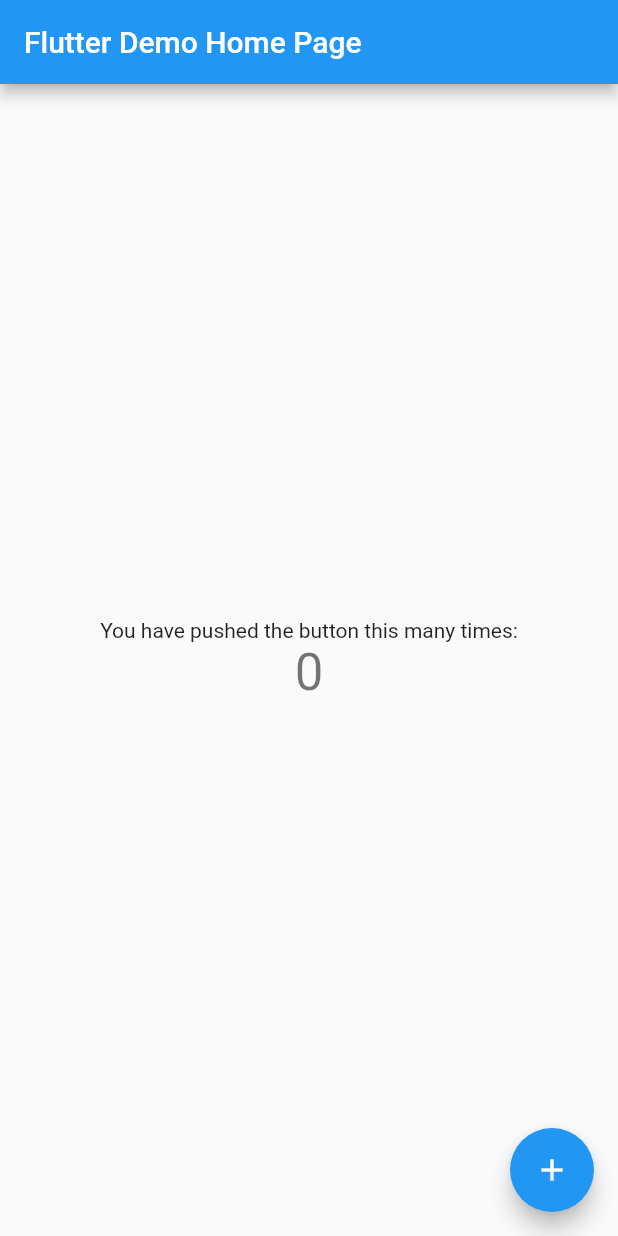
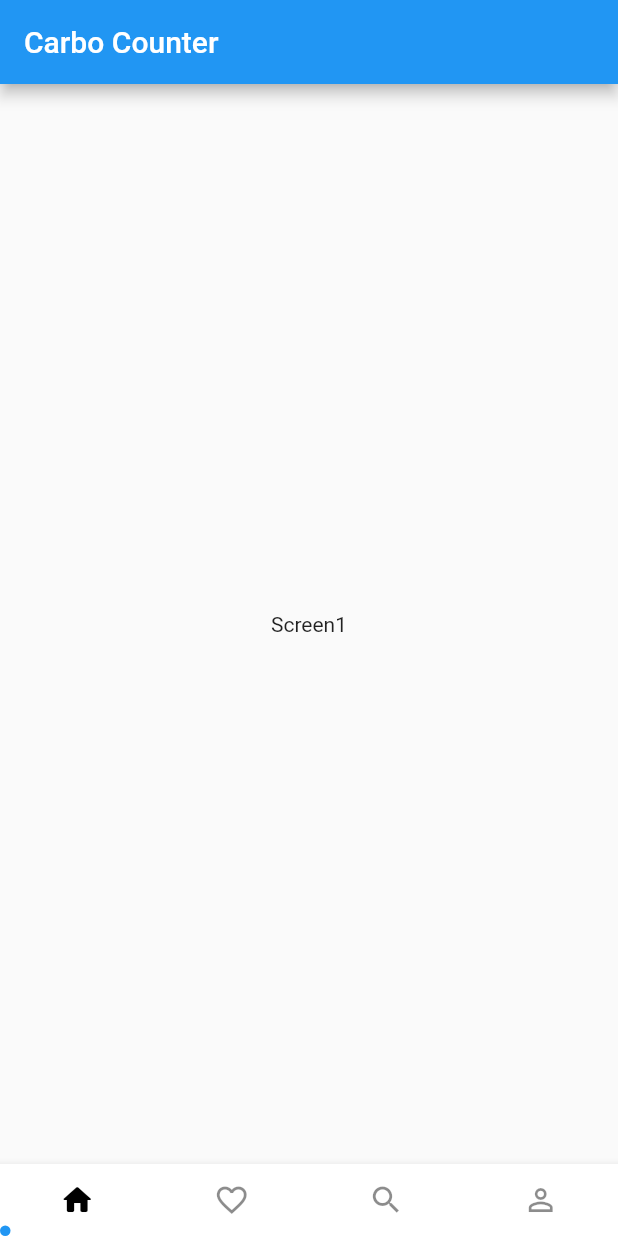
Before and after one commit to BodeaPeGitHub/CarboCounterFrontend, a Flutter app: the screen it shows after launch, on a phone screen of 412 x 824 dp. Run offline on Flutter 3.47's test engine with Material 2 defaults, Android fonts, the phone set to English and light mode, and no system bars.

Commit message:
bottom menu

```diff
--- /dev/null
+++ b/lib/bottom_menu/menu_style.dart
@@ -0,0 +1,32 @@
+import 'package:carbo_counter_frontend/bottom_menu/utils.dart';
+import 'package:flutter/material.dart';
+
+class MoonyNavStyle {
+  Color activeColor;
+  Color color;
+  Color indicatorColor;
+  Color backgroundColor;
+
+  IndicatorPosition indicatorPosition;
+  IndicatorType indicatorType;
+
+  double marginLeft;
+  double marginRight;
+  double marginBottom;
+  double elevation;
+  BorderRadius? borderRadius;
+
+  MoonyNavStyle(
+      {this.activeColor = Colors.black,
+        this.color = Colors.black45,
+        this.indicatorPosition = IndicatorPosition.TOP,
+        this.indicatorType = IndicatorType.POINT,
+        this.indicatorColor = Colors.blue,
+        this.backgroundColor = Colors.white,
+        this.marginBottom = 0,
+        this.marginLeft = 0,
+        this.marginRight = 0,
+        this.elevation = 5,
+        this.borderRadius
+      });
+}
--- /dev/null
+++ b/lib/bottom_menu/nav_bar.dart
@@ -0,0 +1,150 @@
+import 'package:carbo_counter_frontend/bottom_menu/utils.dart';
+import 'package:flutter/material.dart';
+
+import 'menu_style.dart';
+import 'nav_bar_item.dart';
+import 'nav_button.dart';
+
+class MoonyNavigationBar extends StatefulWidget {
+  final List<NavigationBarItem> items;
+  final MoonyNavStyle style;
+
+  MoonyNavigationBar({required this.items, required this.style, Key? key})
+      : super(key: key);
+
+  @override
+  State<StatefulWidget> createState() => _MoonyNavigationBarState();
+}
+
+class _MoonyNavigationBarState extends State<MoonyNavigationBar> {
+  GlobalKey _keyNavigationBar = GlobalKey();
+
+  double _numPositionBase = 0,
+      _numDifferenceBase = 0,
+      _positionLeftIndicator = 0,
+      _positionBottomIndicator = 0;
+
+  int _indexPageSelected = 0;
+
+  MoonyNavStyle _style = MoonyNavStyle();
+
+  late Color _indicatorColor = _style.indicatorColor;
+
+  @override
+  void initStat() {
+    WidgetsBinding.instance.addPostFrameCallback(_afterLayout);
+    super.initState();
+  }
+
+  _afterLayout(_) {
+    _setStyle();
+    _sizeCaculation();
+
+    setState(() {
+      _positionLeftIndicator = _numPositionBase - _numDifferenceBase;
+    });
+  }
+
+  _setStyle() {
+    _style = widget.style;
+
+    if (_style.indicatorColor == Colors.black) {
+      _style.indicatorColor = _style.activeColor;
+    }
+
+    _indicatorColor = _style.indicatorColor;
+  }
+
+  _sizeCaculation() {
+    //size calculation
+    final sizeNavigationBar =
+        (_keyNavigationBar.currentContext!.findRenderObject() as RenderBox)
+            .size;
+
+    _numPositionBase = ((sizeNavigationBar.width / widget.items.length));
+    _numDifferenceBase = (_numPositionBase -
+        (_numPositionBase / 2) +
+        (_style.indicatorType == IndicatorType.LINE ? 6 : 2));
+
+    // indicator position
+    _positionBottomIndicator =
+        _style.indicatorPosition == IndicatorPosition.BOTTOM
+            ? 2
+            : sizeNavigationBar.height - 6;
+  }
+
+  @override
+  Widget build(BuildContext context) => Container(
+        padding: EdgeInsets.fromLTRB(widget.style.marginLeft, 0,
+            widget.style.marginRight, widget.style.marginBottom),
+        child: Material(
+            elevation: widget.style.elevation,
+            borderRadius: _style.borderRadius,
+            color: _style.backgroundColor,
+            child: Container(
+              child: Stack(
+                key: _keyNavigationBar,
+                children: <Widget>[
+                  Padding(
+                    padding: EdgeInsets.only(bottom: 12, top: 12),
+                    child: Row(
+                        mainAxisAlignment: MainAxisAlignment.spaceAround,
+                        children: _createNavigationIconButtonList(
+                            widget.items.asMap())),
+                  ),
+                  AnimatedPositioned(
+                      child: getIndicator(),
+                      duration: Duration(milliseconds: 400),
+                      curve: Curves.fastOutSlowIn,
+                      left: _positionLeftIndicator,
+                      bottom: _positionBottomIndicator),
+                ],
+              ),
+            )),
+      );
+
+  List<NavigationButton> _createNavigationIconButtonList(
+      Map<int, NavigationBarItem> mapItem) {
+    List<NavigationButton> children = [];
+
+    mapItem.forEach((index, item) => children.add(NavigationButton(
+          (index == _indexPageSelected)
+              ? item.activeIcon ?? item.icon
+              : item.icon,
+          (index == _indexPageSelected)
+              ? item.activeIcon != null
+                  ? item.color
+                  : _style.activeColor
+              : _style.color,
+          item.onTap,
+          () {
+            _changeOptionBottomBar(index);
+            setState(() {
+              _indicatorColor = item.indicatorColor ?? _style.indicatorColor;
+            });
+          },
+        )));
+    return children;
+  }
+
+  void _changeOptionBottomBar(int indexPageSelected) {
+    if (indexPageSelected != _indexPageSelected) {
+      setState(() {
+        _positionLeftIndicator =
+            (_numPositionBase * (indexPageSelected + 1)) - _numDifferenceBase;
+      });
+      _indexPageSelected = indexPageSelected;
+    }
+  }
+
+  getIndicator() {
+    return _style.indicatorType == IndicatorType.POINT
+        ? CircleAvatar(radius: 3.5, backgroundColor: _indicatorColor)
+        : Container(
+            width: 12,
+            height: 2.5,
+            decoration: BoxDecoration(
+                borderRadius: BorderRadius.circular(2), color: _indicatorColor),
+          );
+  }
+}
--- /dev/null
+++ b/lib/bottom_menu/nav_bar_item.dart
@@ -0,0 +1,19 @@
+import 'package:flutter/material.dart';
+
+import 'utils.dart';
+
+
+class NavigationBarItem {
+  final IconData icon;
+  final NavigationButtonTapCallback onTap;
+  final IconData? activeIcon;
+  final Color? color;
+  final Color? indicatorColor;
+
+  const NavigationBarItem(
+      {required this.icon,
+        required this.onTap,
+        this.activeIcon,
+        this.color,
+        this.indicatorColor});
+}
--- /dev/null
+++ b/lib/bottom_menu/nav_button.dart
@@ -0,0 +1,65 @@
+import 'package:flutter/material.dart';
+
+import 'utils.dart';
+
+class NavigationButton extends StatefulWidget {
+  final IconData _icon;
+  final Color? _colorIcon;
+  final NavigationButtonTapCallback _onTapInternalButton;
+  final NavigationButtonTapCallback _onTapExternalButton;
+  final IconData? activeIcon;
+
+  const NavigationButton(this._icon, this._colorIcon, this._onTapInternalButton,
+      this._onTapExternalButton,
+      {Key? key, this.activeIcon})
+      : super(key: key);
+
+  @override
+  _NavigationButtonState createState() => _NavigationButtonState();
+}
+
+class _NavigationButtonState extends State<NavigationButton>
+    with SingleTickerProviderStateMixin {
+  late AnimationController _controller;
+  late Animation<double> _scaleAnimation;
+  double _opacityIcon = 1;
+
+  @override
+  void initState() {
+    super.initState();
+    _controller =
+        AnimationController(vsync: this, duration: Duration(milliseconds: 200));
+    _scaleAnimation = Tween<double>(begin: 1, end: 0.93).animate(_controller);
+  }
+
+  @override
+  Widget build(BuildContext context) => GestureDetector(
+      onTapDown: (_) {
+        _controller.forward();
+        setState(() {
+          _opacityIcon = 0.5;
+        });
+      },
+      onTapUp: (_) {
+        _controller.reverse();
+        setState(() {
+          _opacityIcon = 1;
+        });
+      },
+      onTapCancel: () {
+        _controller.reverse();
+        setState(() {
+          _opacityIcon = 1;
+        });
+      },
+      onTap: () {
+        widget._onTapInternalButton();
+        widget._onTapExternalButton();
+      },
+      child: ScaleTransition(
+          scale: _scaleAnimation,
+          child: AnimatedOpacity(
+              opacity: _opacityIcon,
+              duration: Duration(milliseconds: 400),
+              child: Icon(widget._icon, color: widget._colorIcon))));
+}
--- /dev/null
+++ b/lib/bottom_menu/utils.dart
@@ -0,0 +1,10 @@
+typedef NavigationButtonTapCallback = void Function();
+
+enum IndicatorType {
+  LINE,
+  POINT,
+}
+enum IndicatorPosition {
+  TOP,
+  BOTTOM,
+}
--- a/lib/main.dart
+++ b/lib/main.dart
@@ -1,115 +1,97 @@
+import 'package:carbo_counter_frontend/pages/screen1.dart';
+import 'package:carbo_counter_frontend/pages/screen2.dart';
+import 'package:carbo_counter_frontend/pages/screen3.dart';
+import 'package:carbo_counter_frontend/pages/screen4.dart';
 import 'package:flutter/material.dart';
 
+import 'bottom_menu/menu_style.dart';
+import 'bottom_menu/nav_bar.dart';
+import 'bottom_menu/nav_bar_item.dart';
+import 'bottom_menu/utils.dart';
+
 void main() {
-  runApp(const MyApp());
+  runApp(CarboCounter());
 }
 
-class MyApp extends StatelessWidget {
-  const MyApp({Key? key}) : super(key: key);
-
-  // This widget is the root of your application.
+class CarboCounter extends StatefulWidget {
   @override
-  Widget build(BuildContext context) {
-    return MaterialApp(
-      title: 'Flutter Demo',
-      theme: ThemeData(
-        // This is the theme of your application.
-        //
-        // Try running your application with "flutter run". You'll see the
-        // application has a blue toolbar. Then, without quitting the app, try
-        // changing the primarySwatch below to Colors.green and then invoke
-        // "hot reload" (press "r" in the console where you ran "flutter run",
-        // or simply save your changes to "hot reload" in a Flutter IDE).
-        // Notice that the counter didn't reset back to zero; the application
-        // is not restarted.
-        primarySwatch: Colors.blue,
-      ),
-      home: const MyHomePage(title: 'Flutter Demo Home Page'),
-    );
-  }
+  State<StatefulWidget> createState() => _CarboCounterState();
 }
 
-class MyHomePage extends StatefulWidget {
-  const MyHomePage({Key? key, required this.title}) : super(key: key);
-
-  // This widget is the home page of your application. It is stateful, meaning
-  // that it has a State object (defined below) that contains fields that affect
-  // how it looks.
-
-  // This class is the configuration for the state. It holds the values (in this
-  // case the title) provided by the parent (in this case the App widget) and
-  // used by the build method of the State. Fields in a Widget subclass are
-  // always marked "final".
-
-  final String title;
+class _CarboCounterState extends State<CarboCounter> {
+  final Widget _screen1 = const Screen1();
+  final Widget _screen2 = const Screen2();
+  final Widget _screen3 = const Screen3();
+  final Widget _screen4 = const Screen4();
+  int selectedIndex = 0;
 
   @override
-  State<MyHomePage> createState() => _MyHomePageState();
-}
-
-class _MyHomePageState extends State<MyHomePage> {
-  int _counter = 0;
-
-  void _incrementCounter() {
-    setState(() {
-      // This call to setState tells the Flutter framework that something has
-      // changed in this State, which causes it to rerun the build method below
-      // so that the display can reflect the updated values. If we changed
-      // _counter without calling setState(), then the build method would not be
-      // called again, and so nothing would appear to happen.
-      _counter++;
-    });
+  void initState() {
+    super.initState();
   }
 
   @override
   Widget build(BuildContext context) {
-    // This method is rerun every time setState is called, for instance as done
-    // by the _incrementCounter method above.
-    //
-    // The Flutter framework has been optimized to make rerunning build methods
-    // fast, so that you can just rebuild anything that needs updating rather
-    // than having to individually change instances of widgets.
-    return Scaffold(
-      appBar: AppBar(
-        // Here we take the value from the MyHomePage object that was created by
-        // the App.build method, and use it to set our appbar title.
-        title: Text(widget.title),
-      ),
-      body: Center(
-        // Center is a layout widget. It takes a single child and positions it
-        // in the middle of the parent.
-        child: Column(
-          // Column is also a layout widget. It takes a list of children and
-          // arranges them vertically. By default, it sizes itself to fit its
-          // children horizontally, and tries to be as tall as its parent.
-          //
-          // Invoke "debug painting" (press "p" in the console, choose the
-          // "Toggle Debug Paint" action from the Flutter Inspector in Android
-          // Studio, or the "Toggle Debug Paint" command in Visual Studio Code)
-          // to see the wireframe for each widget.
-          //
-          // Column has various properties to control how it sizes itself and
-          // how it positions its children. Here we use mainAxisAlignment to
-          // center the children vertically; the main axis here is the vertical
-          // axis because Columns are vertical (the cross axis would be
-          // horizontal).
-          mainAxisAlignment: MainAxisAlignment.center,
-          children: <Widget>[
-            const Text(
-              'You have pushed the button this many times:',
+    return MaterialApp(
+      home: Scaffold(
+        appBar: AppBar(
+          title: const Text('Carbo Counter'),
+        ),
+        body: getBody(),
+        bottomNavigationBar: MoonyNavigationBar(
+          items: <NavigationBarItem>[
+            NavigationBarItem(
+                icon: Icons.home_rounded,
+                onTap: () {
+                  onTapHandler(0);
+                }),
+            NavigationBarItem(
+                icon: Icons.favorite_border_outlined,
+                activeIcon: Icons.favorite,
+                color: Colors.pink,
+                indicatorColor: Colors.pink,
+                onTap: () {
+                  onTapHandler(1);
+                }),
+            NavigationBarItem(
+                icon: Icons.search,
+                onTap: () {
+                  onTapHandler(2);
+                }),
+            NavigationBarItem(
+                icon: Icons.person_outline,
+                onTap: () {
+                  onTapHandler(3);
+                })
+          ],
+          style: MoonyNavStyle(
+            activeColor: Theme.of(context).primaryColor,
+            indicatorPosition: IndicatorPosition.TOP,
+            indicatorType: IndicatorType.POINT,
+            borderRadius: BorderRadius.only(
+              topLeft: Radius.circular(10),
+              topRight: Radius.circular(10),
             ),
-            Text(
-              '$_counter',
-              style: Theme.of(context).textTheme.headline4,
-            ),
-          ],
+          ),
         ),
       ),
-      floatingActionButton: FloatingActionButton(
-        onPressed: _incrementCounter,
-        tooltip: 'Increment',
-        child: const Icon(Icons.add),
-      ), // This trailing comma makes auto-formatting nicer for build methods.
     );
   }
+
+  Widget getBody() {
+    if (selectedIndex == 0) {
+      return _screen1;
+    } else if (selectedIndex == 1) {
+      return _screen2;
+    } else if (selectedIndex == 2) {
+      return _screen3;
+    }
+    return _screen4;
+  }
+
+  void onTapHandler(int index) {
+    setState(() {
+      selectedIndex = index;
+    });
+  }
 }
--- /dev/null
+++ b/lib/pages/screen1.dart
@@ -0,0 +1,13 @@
+import 'package:flutter/cupertino.dart';
+import 'package:flutter/material.dart';
+
+class Screen1 extends StatelessWidget {
+  const Screen1({Key? key}) : super(key: key);
+
+  @override
+  Widget build(BuildContext context) {
+    return Center(
+      child: Text("Screen1"),
+    );
+  }
+}
--- /dev/null
+++ b/lib/pages/screen2.dart
@@ -0,0 +1,12 @@
+import 'package:flutter/cupertino.dart';
+
+class Screen2 extends StatelessWidget {
+  const Screen2({Key? key}) : super(key: key);
+
+  @override
+  Widget build(BuildContext context) {
+    return Center(
+      child: Text("Screen2"),
+    );
+  }
+}
--- /dev/null
+++ b/lib/pages/screen3.dart
@@ -0,0 +1,12 @@
+import 'package:flutter/cupertino.dart';
+
+class Screen3 extends StatelessWidget {
+  const Screen3({Key? key}) : super(key: key);
+
+  @override
+  Widget build(BuildContext context) {
+    return Center(
+      child: Text("Screen3"),
+    );
+  }
+}
--- /dev/null
+++ b/lib/pages/screen4.dart
@@ -0,0 +1,12 @@
+import 'package:flutter/cupertino.dart';
+
+class Screen4 extends StatelessWidget {
+  const Screen4({Key? key}) : super(key: key);
+
+  @override
+  Widget build(BuildContext context) {
+    return Center(
+      child: Text("Screen4"),
+    );
+  }
+}
```
